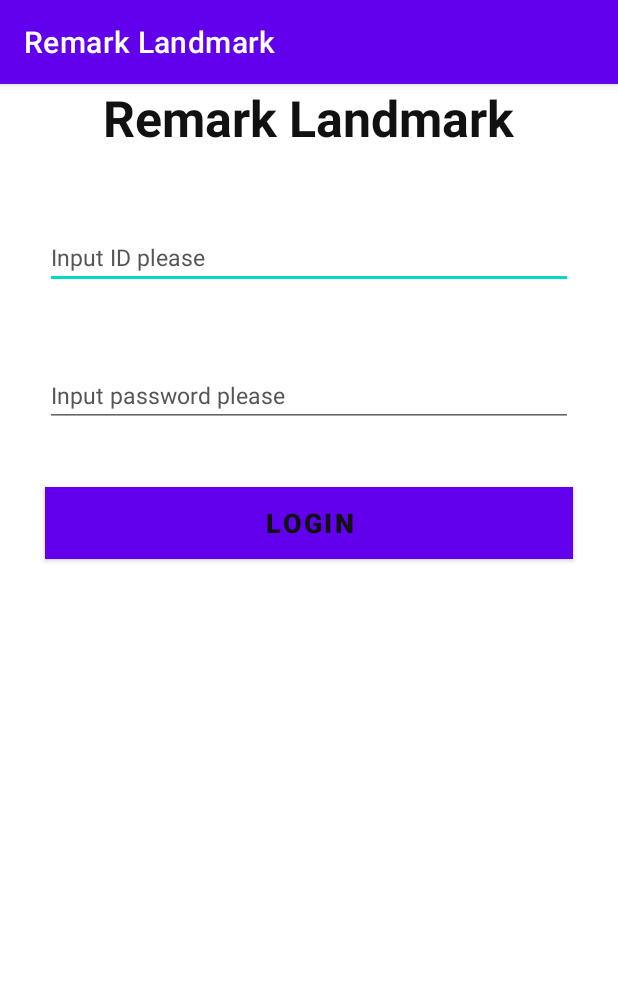
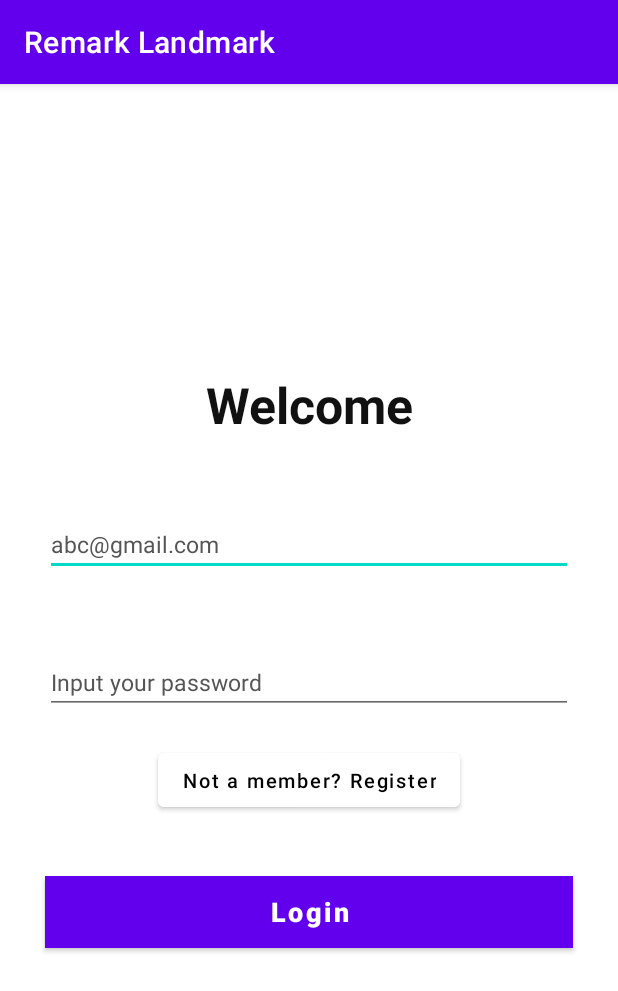
Before and after one commit to tgound1403/remark_landmark, an Android app: the AuthActivity screen opened directly, with no data from a screen before it, on a phone screen of 412 x 824 dp. Shown: the top 991 px of the screen. Run offline under Robolectric (Android 15) with nearby library versions, the phone set to English and light mode, and no system bars; our stand-ins replace Firebase (no records; nobody signed in at launch, a user with empty details on screens opened directly).

Commit message:
finish register and handle show error for auth

```diff
--- a/app/src/main/java/com/example/remark_landmark/feature/auth/presenter/IAuthPresenter.kt
+++ b/app/src/main/java/com/example/remark_landmark/feature/auth/presenter/IAuthPresenter.kt
@@ -1,9 +1,8 @@
 package com.example.remark_landmark.feature.auth.presenter
 
 interface IAuthPresenter {
-    fun clear()
-    fun showProgress()
-    fun hideProgress()
-    fun register(email: String, password: String)
+    fun showLoading()
+    fun hideLoading()
+    fun register(email: String, password: String, rePassword: String)
     fun login(email: String, password: String)
 }
--- a/app/src/main/java/com/example/remark_landmark/feature/auth/view/AuthActivity.kt
+++ b/app/src/main/java/com/example/remark_landmark/feature/auth/view/AuthActivity.kt
@@ -13,14 +13,18 @@ import com.example.remark_landmark.feature.auth.presenter.IAuthPresenter
 import com.example.remark_landmark.feature.auth.presenter.AuthPresenter
 import com.example.remark_landmark.feature.map_note.view.MapActivity
 
-class AuthActivity : AppCompatActivity(), IAuthView{
-    private lateinit var editTextId : EditText
-    private lateinit var editTextPassword : EditText
-    private lateinit var loginBtn : Button
-    private lateinit var textViewLoginResult : TextView
-    private lateinit var frameLayoutProgress : FrameLayout
+class AuthActivity : AppCompatActivity(), IAuthView {
+    private lateinit var editTextId: EditText
+    private lateinit var editTextPassword: EditText
+    private lateinit var editTextRePassword: EditText
+    private lateinit var submitBtn: Button
+    private lateinit var switchAuthBtn: Button
+    private lateinit var textViewLoginResult: TextView
+    private lateinit var frameLayoutProgress: FrameLayout
 
-    lateinit var  iLoginPresenter: IAuthPresenter
+    lateinit var iLoginPresenter: IAuthPresenter
+
+    private var isLogin = true
 
     override fun onCreate(savedInstanceState: Bundle?) {
         super.onCreate(savedInstanceState)
@@ -33,7 +37,9 @@ class AuthActivity : AppCompatActivity(), IAuthView{
     private fun findView() {
         textViewLoginResult = findViewById(R.id.textViewLoginResult)
         editTextPassword = findViewById(R.id.editTextPassword)
-        loginBtn = findViewById(R.id.loginBtn)
+        editTextRePassword = findViewById(R.id.editTextRePassword)
+        submitBtn = findViewById(R.id.submitBtn)
+        switchAuthBtn = findViewById(R.id.switchAuthBtn)
         editTextId = findViewById(R.id.editTextId)
         frameLayoutProgress = findViewById(R.id.frameLayoutProgress)
     }
@@ -43,34 +49,57 @@ class AuthActivity : AppCompatActivity(), IAuthView{
     }
 
     private fun setListener() {
-        loginBtn.setOnClickListener {
-            iLoginPresenter.login(email = editTextId.text.toString().trim(), password = editTextPassword.text.toString().trim())
+        submitBtn.setOnClickListener {
+            if (isLogin) {
+                iLoginPresenter.login(
+                    email = editTextId.text.toString().trim(),
+                    password = editTextPassword.text.toString().trim()
+                )
+            } else {
+                iLoginPresenter.register(
+                    email = editTextId.text.toString().trim(),
+                    password = editTextPassword.text.toString().trim(),
+                    rePassword = editTextRePassword.text.toString().trim()
+                )
+            }
+        }
+        switchAuthBtn.setOnClickListener {
+            isLogin = !isLogin
+            changeUI(isLogin)
         }
     }
 
-    override fun onClear() {
-        editTextId.setText("")
-        editTextPassword.setText("")
+    private fun changeUI(isLogin: Boolean) {
+        if (isLogin) {
+            editTextRePassword.visibility = View.GONE
+            textViewLoginResult.visibility = View.GONE
+            submitBtn.text = "Login"
+            switchAuthBtn.text = "Not a member? Register"
+        } else {
+            editTextId.text.clear()
+            editTextPassword.text.clear()
+            textViewLoginResult.visibility = View.GONE
+            editTextRePassword.visibility = View.VISIBLE
+            submitBtn.text = "Register"
+            switchAuthBtn.text = "Already a member? Login"
+        }
     }
 
-    override fun onHideProgress() {
+    override fun onHideLoading() {
         frameLayoutProgress.visibility = View.GONE
     }
 
-    override fun onChooseLogin() {
-        TODO("Not yet implemented")
-    }
-
-    override fun onChooseRegister() {
-        TODO("Not yet implemented")
-    }
-
-    override fun onShowProgress() {
+    override fun onShowLoading() {
         frameLayoutProgress.visibility = View.VISIBLE
     }
 
-    override fun onLoginSuccess(nickname: String, age: Int) {
+    override fun onAuthSuccess() {
         val intent = Intent(this, MapActivity::class.java)
         startActivity(intent)
     }
+
+    override fun onAuthError(error: String) {
+        textViewLoginResult.visibility = View.VISIBLE
+        textViewLoginResult.text = error
+    }
 }
--- a/app/src/main/java/com/example/remark_landmark/feature/auth/view/IAuthView.kt
+++ b/app/src/main/java/com/example/remark_landmark/feature/auth/view/IAuthView.kt
@@ -1,10 +1,8 @@
 package com.example.remark_landmark.feature.auth.view
 
 interface IAuthView {
-    fun onClear()
-    fun onShowProgress()
-    fun onHideProgress()
-    fun onChooseLogin()
-    fun onChooseRegister()
-    fun onLoginSuccess(nickname: String, age: Int)
+    fun onShowLoading()
+    fun onHideLoading()
+    fun onAuthSuccess()
+    fun onAuthError(error: String)
 }
--- a/app/src/main/res/layout/activity_auth.xml
+++ b/app/src/main/res/layout/activity_auth.xml
@@ -1,5 +1,5 @@
 <?xml version="1.0" encoding="utf-8"?>
-<FrameLayout xmlns:android="http://schemas.android.com/apk/res/android"
+<androidx.constraintlayout.widget.ConstraintLayout xmlns:android="http://schemas.android.com/apk/res/android"
     xmlns:app="http://schemas.android.com/apk/res-auto"
     xmlns:tools="http://schemas.android.com/tools"
     android:layout_width="match_parent"
@@ -8,12 +8,13 @@
     android:background="@color/white">
 
     <LinearLayout
+        android:gravity="center"
         android:layout_width="match_parent"
         android:layout_height="match_parent"
         android:orientation="vertical">
 
         <TextView
-            android:text="Remark Landmark"
+            android:text="Welcome"
             android:gravity="center"
             android:layout_gravity="center"
             android:layout_width="wrap_content"
@@ -28,7 +29,7 @@
             android:textSize="7pt"
             android:textColor="#111111"
             android:textColorHint="#555555"
-            android:hint="Input ID please"
+            android:hint="abc@gmail.com"
             android:layout_marginHorizontal="30dp"
             android:layout_width="match_parent"
             android:layout_height="wrap_content"/>
@@ -40,30 +41,60 @@
             android:textSize="7pt"
             android:textColor="#111111"
             android:textColorHint="#555555"
-            android:hint="Input password please"
+            android:hint="Input your password"
             android:layout_marginHorizontal="30dp"
             android:layout_width="match_parent"
             android:layout_height="wrap_content"/>
 
+        <EditText
+            android:visibility="gone"
+            android:inputType="textPassword"
+            android:layout_marginTop="50dp"
+            android:id="@+id/editTextRePassword"
+            android:textSize="7pt"
+            android:textColor="#111111"
+            android:textColorHint="#555555"
+            android:hint="Confirm your password"
+            android:layout_marginHorizontal="30dp"
+            android:layout_width="match_parent"
+            android:layout_height="wrap_content"/>
+
+        <TextView
+            android:textAlignment="center"
+            android:visibility="gone"
+            android:layout_width="wrap_content"
+            android:layout_height="wrap_content"
+            android:textSize="7pt"
+            android:layout_marginTop="20dp"
+            android:textColor="#FF0000"
+            android:id="@+id/textViewLoginResult"/>
+
         <Button
-            android:id="@+id/loginBtn"
+            android:id="@+id/switchAuthBtn"
+            android:text="Not a member? Register"
+            android:textAllCaps="false"
+            android:backgroundTint="@color/white"
+            android:layout_marginTop="20dp"
+            android:layout_marginHorizontal="30dp"
+            android:textSize="6pt"
+            android:shadowColor="@color/white"
+            android:textColor="@color/black"
+            android:layout_width="wrap_content"
+            android:layout_height="wrap_content"/>
+
+        <Button
+            android:id="@+id/submitBtn"
             android:textStyle="bold"
             android:text="Login"
+            android:textAllCaps="false"
             android:layout_marginTop="40dp"
             android:layout_marginHorizontal="30dp"
             android:textSize="8pt"
-            android:textColor="#111111"
+            android:textColor="@color/white"
             android:background="@color/white"
             android:layout_width="match_parent"
             android:layout_height="wrap_content"/>
 
-        <TextView
-            android:layout_width="wrap_content"
-            android:layout_height="wrap_content"
-            android:textSize="7pt"
-            android:layout_marginTop="20dp"
-            android:textColor="#111111"
-            android:id="@+id/textViewLoginResult"/>
     </LinearLayout>
 
     <FrameLayout
@@ -71,7 +102,7 @@
         android:id="@+id/frameLayoutProgress"
         android:clickable="true"
         android:focusable="true"
-        android:background="#000000"
+        android:background="#555555"
         android:layout_width="match_parent"
         android:layout_height="match_parent">
 
@@ -82,4 +113,4 @@
 
     </FrameLayout>
 
-</FrameLayout>
+</androidx.constraintlayout.widget.ConstraintLayout>
```
Also changed, not shown: app/src/main/java/com/example/remark_landmark/feature/auth/presenter/AuthPresenter.kt (+19 -20 lines).
